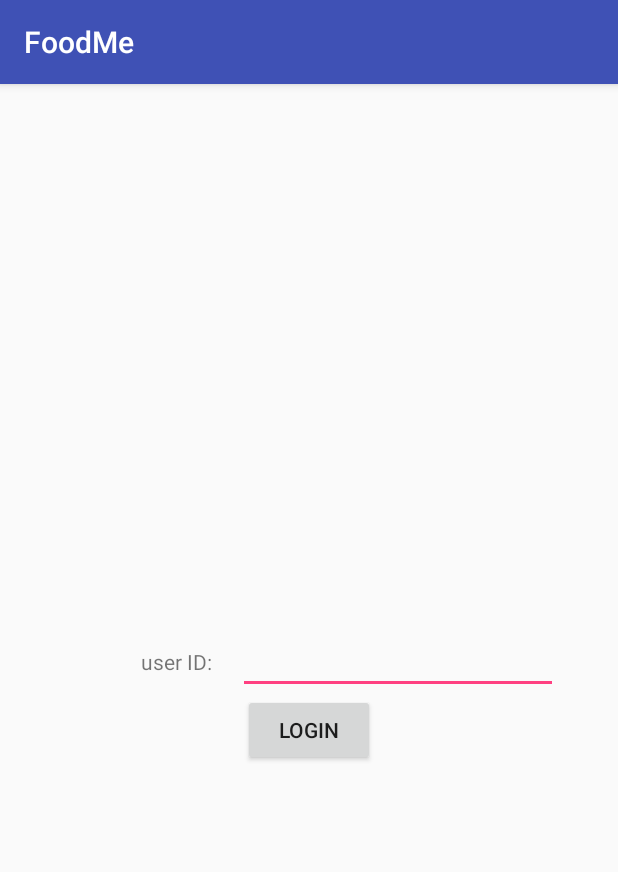
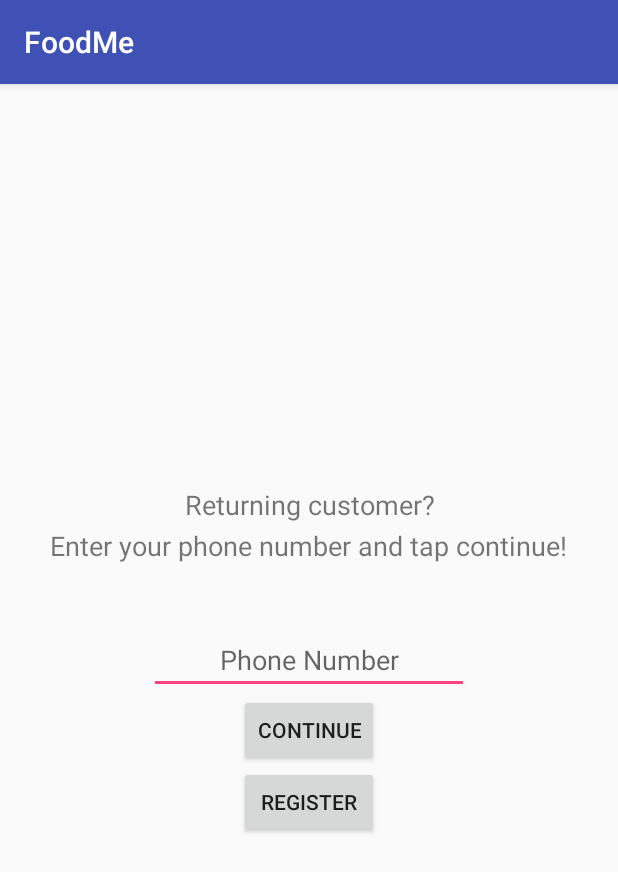
Before and after one commit to muzhdahussain/FoodMEmirror, an Android app: the screen it shows after launch (MainActivity), on a phone screen of 412 x 824 dp. Shown: the top 872 px of the screen. Run offline under Robolectric (Android 15) with nearby library versions, the phone set to English and light mode, and no system bars.

Commit message:
Login is now for Customers, and not Employees. A user now has the option of entering their phone number if they are a returning Customer, or to register in the system as a new Customer. After registration, they may return to the login screen to login. Added some aesthetic changes.

```diff
--- a/app/src/main/AndroidManifest.xml
+++ b/app/src/main/AndroidManifest.xml
@@ -1,8 +1,9 @@
 <?xml version="1.0" encoding="utf-8"?>
 <manifest xmlns:android="http://schemas.android.com/apk/res/android"
     package="app.foodme">
-    <uses-permission android:name="android.permission.INTERNET"></uses-permission>"
 
+    <uses-permission android:name="android.permission.INTERNET" />
+    "
     <application
         android:allowBackup="true"
         android:icon="@mipmap/ic_launcher"
@@ -17,6 +18,7 @@
                 <category android:name="android.intent.category.LAUNCHER" />
             </intent-filter>
         </activity>
+        <activity android:name=".Register"></activity>
     </application>
 
 </manifest>
--- a/app/src/main/java/app/foodme/MainActivity.java
+++ b/app/src/main/java/app/foodme/MainActivity.java
@@ -1,26 +1,33 @@
 package app.foodme;
 
+import android.content.Intent;
 import android.support.v7.app.AppCompatActivity;
 import android.os.Bundle;
 import android.widget.EditText;
 import android.view.View;
 
+
 public class MainActivity extends AppCompatActivity {
-    EditText  nameEt;
+    EditText  phoneNum;
     @Override
     protected void onCreate(Bundle savedInstanceState) {
         super.onCreate(savedInstanceState);
         setContentView(R.layout.activity_main);
         // userID as entered by the user
-        nameEt = (EditText)findViewById(R.id.nameEt);
+        phoneNum = (EditText)findViewById(R.id.et_phoneNum);
     }
 
     public void OnLogin(View view) {
-        String userID = nameEt.getText().toString();
+        String str_phoneNum = phoneNum.getText().toString();
         String type = "login";
 
         // Sends login information to BackgroundWorker for processing
         BackgroundWorker backgroundWorker = new BackgroundWorker(this);
-        backgroundWorker.execute(type, userID);
+        backgroundWorker.execute(type, str_phoneNum);
+    }
+
+    // Starts the registration activity
+    public void OpenReg(View view){
+        startActivity(new Intent(this,Register.class));
     }
 }
--- a/app/src/main/res/layout/activity_main.xml
+++ b/app/src/main/res/layout/activity_main.xml
@@ -6,38 +6,65 @@
     android:layout_height="match_parent"
     tools:context="app.foodme.MainActivity">
 
-    <EditText
-        android:id="@+id/nameEt"
+
+    <TextView
+        android:id="@+id/txt_display1"
         android:layout_width="wrap_content"
         android:layout_height="wrap_content"
-        android:layout_alignParentEnd="true"
-        android:layout_alignParentRight="true"
+        android:layout_above="@+id/btn_login"
+        android:layout_centerHorizontal="true"
+        android:layout_marginBottom="114dp"
+        android:text="Returning customer?"
+        android:textAlignment="center"
+        android:textSize="18sp" />
+
+    <TextView
+        android:id="@+id/txt_display2"
+        android:layout_width="wrap_content"
+        android:layout_height="wrap_content"
+        android:layout_alignTop="@+id/txt_display1"
+        android:layout_centerHorizontal="true"
+        android:layout_marginTop="27dp"
+        android:layout_below="@+id/txt_display1"
+        android:text="Enter your phone number and tap continue!"
+        android:textAlignment="center"
+        android:textSize="18sp" />
+
+    <EditText
+        android:id="@+id/et_phoneNum"
+        android:layout_width="wrap_content"
+        android:layout_height="wrap_content"
+        android:layout_centerHorizontal="true"
         android:layout_centerVertical="true"
-        android:layout_marginEnd="40dp"
-        android:layout_marginRight="40dp"
         android:ems="10"
+        android:hint="Phone Number"
         android:inputType="textPersonName"
-        android:selectAllOnFocus="true" />
+        android:selectAllOnFocus="true"
+        android:singleLine="true"
+        android:textAlignment="center" />
 
     <Button
         android:id="@+id/btn_login"
         android:layout_width="wrap_content"
         android:layout_height="wrap_content"
-        android:layout_below="@+id/nameEt"
+        android:layout_below="@+id/et_phoneNum"
         android:layout_centerHorizontal="true"
         android:onClick="OnLogin"
-        android:text="Login" />
+        android:text="Continue" />
 
-    <TextView
-        android:id="@+id/textView"
+    <Button
+        android:id="@+id/btn_reg"
         android:layout_width="wrap_content"
         android:layout_height="wrap_content"
-        android:layout_alignBaseline="@+id/nameEt"
-        android:layout_alignBottom="@+id/nameEt"
-        android:layout_marginEnd="17dp"
-        android:layout_marginRight="17dp"
-        android:layout_toLeftOf="@+id/nameEt"
-        android:layout_toStartOf="@+id/nameEt"
-        android:text="user ID:" />
+        android:layout_alignEnd="@+id/btn_login"
+        android:layout_alignLeft="@+id/btn_login"
+        android:layout_alignRight="@+id/btn_login"
+        android:layout_alignStart="@+id/btn_login"
+        android:layout_below="@+id/btn_login"
+        android:onClick="OpenReg"
+        android:text="Register" />
+
+
+
 
 </RelativeLayout>
```
Also changed, not shown: app/src/main/java/app/foodme/BackgroundWorker.java (+52 -5 lines), app/src/main/java/app/foodme/Register.java (added, +37 -0 lines), app/src/main/res/layout/activity_register.xml (added, +67 -0 lines).
